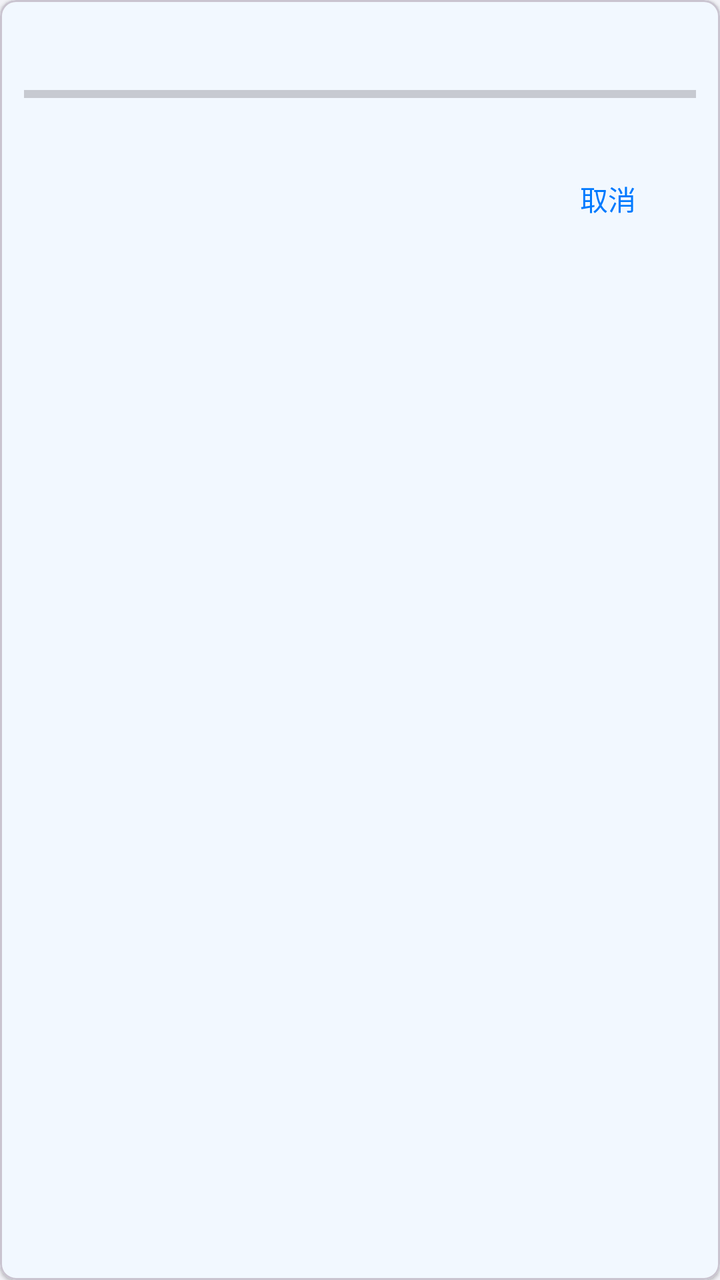
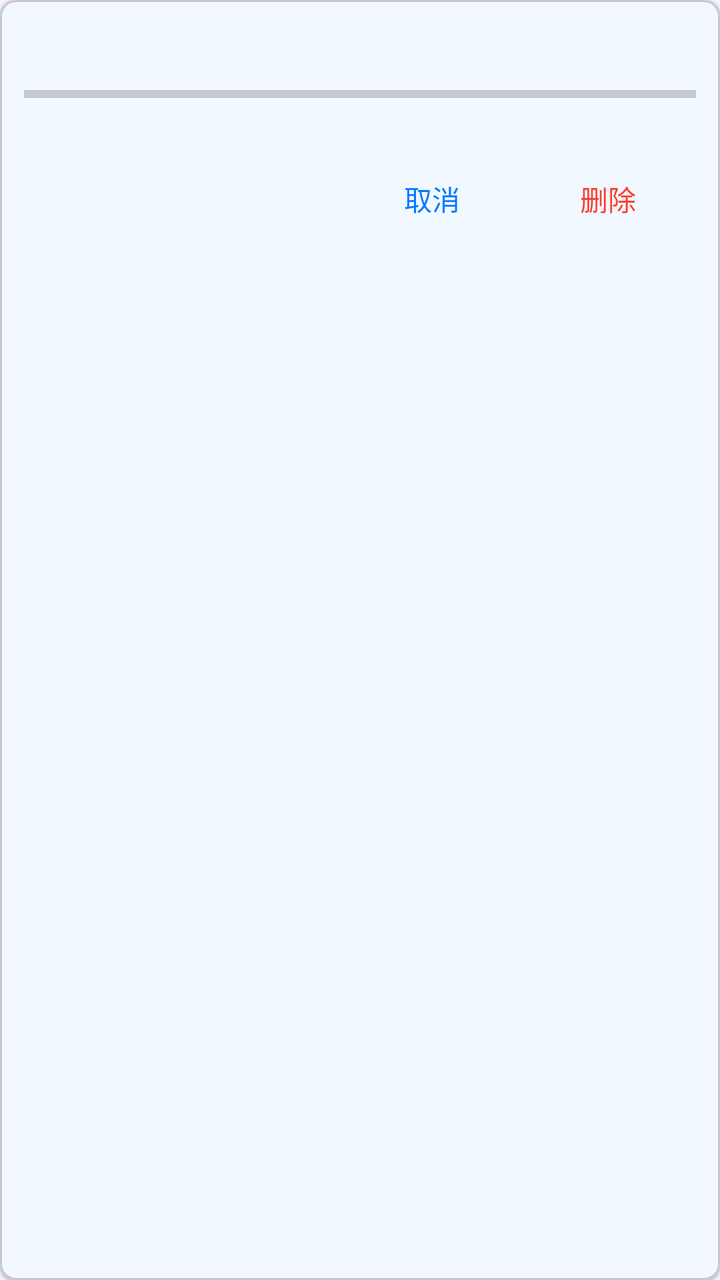

The first picture is an Android layout as it rendered before a commit; the second is the same layout after the commit. The layout source and the unified diff follow.
<!-- AndroidManifest.xml: application theme Theme.YuLink -->
<!-- res/layout/item_transfer.xml -->
<?xml version="1.0" encoding="utf-8"?>
<com.google.android.material.card.MaterialCardView xmlns:android="http://schemas.android.com/apk/res/android"
    xmlns:app="http://schemas.android.com/apk/res-auto"
    android:layout_width="match_parent"
    android:layout_height="wrap_content"
    android:layout_margin="4dp"
    app:cardCornerRadius="8dp"
    app:cardElevation="1dp">

    <androidx.constraintlayout.widget.ConstraintLayout
        android:layout_width="match_parent"
        android:layout_height="wrap_content"
        android:padding="12dp">

        <ImageView
            android:id="@+id/iv_direction"
            android:layout_width="24dp"
            android:layout_height="24dp"
            android:contentDescription="@string/upload"
            app:layout_constraintStart_toStartOf="parent"
            app:layout_constraintTop_toTopOf="parent" />

        <TextView
            android:id="@+id/tv_file_name"
            android:layout_width="0dp"
            android:layout_height="wrap_content"
            android:layout_marginStart="8dp"
            android:ellipsize="middle"
            android:maxLines="1"
            android:textAppearance="?attr/textAppearanceBodyMedium"
            app:layout_constraintEnd_toStartOf="@id/tv_status"
            app:layout_constraintStart_toEndOf="@id/iv_direction"
            app:layout_constraintTop_toTopOf="parent" />

        <TextView
            android:id="@+id/tv_status"
            android:layout_width="wrap_content"
            android:layout_height="wrap_content"
            android:textAppearance="?attr/textAppearanceLabelSmall"
            app:layout_constraintEnd_toEndOf="parent"
            app:layout_constraintTop_toTopOf="parent" />

        <ProgressBar
            android:id="@+id/progress_bar"
            style="?android:attr/progressBarStyleHorizontal"
            android:layout_width="0dp"
            android:layout_height="wrap_content"
            android:layout_marginTop="8dp"
            android:max="100"
            app:layout_constraintEnd_toEndOf="parent"
            app:layout_constraintStart_toStartOf="parent"
            app:layout_constraintTop_toBottomOf="@id/tv_file_name" />

        <TextView
            android:id="@+id/tv_progress"
            android:layout_width="wrap_content"
            android:layout_height="wrap_content"
            android:layout_marginTop="4dp"
            android:textAppearance="?attr/textAppearanceBodySmall"
            android:textColor="?attr/colorOnSurfaceVariant"
            app:layout_constraintStart_toStartOf="parent"
            app:layout_constraintTop_toBottomOf="@id/progress_bar" />

        <TextView
            android:id="@+id/tv_speed"
            android:layout_width="wrap_content"
            android:layout_height="wrap_content"
            android:layout_marginTop="4dp"
            android:textAppearance="?attr/textAppearanceBodySmall"
            android:textColor="?attr/colorOnSurfaceVariant"
            app:layout_constraintEnd_toEndOf="parent"
            app:layout_constraintTop_toBottomOf="@id/progress_bar" />

        <com.google.android.material.button.MaterialButton
            android:id="@+id/btn_cancel"
            style="@style/Widget.Material3.Button.TextButton"
            android:layout_width="wrap_content"
            android:layout_height="wrap_content"
            android:text="@string/cancel"
            app:layout_constraintBottom_toBottomOf="parent"
            app:layout_constraintEnd_toEndOf="parent"
            app:layout_constraintTop_toBottomOf="@id/tv_progress" />

    </androidx.constraintlayout.widget.ConstraintLayout>
</com.google.android.material.card.MaterialCardView>
<!-- resources referenced by this layout -->
<resources>
  <string name="cancel">取消</string>
  <string name="upload">上传</string>
  <style name="Theme.YuLink" parent="Theme.Material3.Light.NoActionBar">
          
          <item name="colorPrimary">@color/primary</item>
          <item name="colorPrimaryVariant">@color/primary_variant</item>
          <item name="colorOnPrimary">@color/on_primary</item>
  
          
          <item name="colorSecondary">@color/secondary</item>
          <item name="colorSecondaryVariant">@color/secondary_variant</item>
          <item name="colorOnSecondary">@color/on_secondary</item>
  
          
          <item name="android:colorBackground">@color/background</item>
          <item name="colorSurface">@color/surface</item>
          <item name="colorError">@color/error</item>
          <item name="colorOnBackground">@color/on_background</item>
          <item name="colorOnSurface">@color/on_surface</item>
          <item name="colorOnError">@color/on_error</item>
      </style>
  <color name="primary">#007AFF</color>
  <color name="primary_variant">#0056CC</color>
  <color name="on_primary">#FFFFFF</color>
  <color name="secondary">#5856D6</color>
  <color name="secondary_variant">#4240B0</color>
  <color name="on_secondary">#FFFFFF</color>
  <color name="background">#F2F2F7</color>
  <color name="surface">#FFFFFF</color>
  <color name="error">#FF3B30</color>
  <color name="on_background">#1C1C1E</color>
  <color name="on_surface">#1C1C1E</color>
  <color name="on_error">#FFFFFF</color>
</resources>

<!-- the commit's change to res/layout/item_transfer.xml (unified diff, before → after) -->
@@ -78,6 +78,17 @@
             android:layout_height="wrap_content"
             android:text="@string/cancel"
             app:layout_constraintBottom_toBottomOf="parent"
+            app:layout_constraintEnd_toStartOf="@id/btn_delete"
+            app:layout_constraintTop_toBottomOf="@id/tv_progress" />
+
+        <com.google.android.material.button.MaterialButton
+            android:id="@+id/btn_delete"
+            style="@style/Widget.Material3.Button.TextButton"
+            android:layout_width="wrap_content"
+            android:layout_height="wrap_content"
+            android:text="@string/delete"
+            android:textColor="@color/error"
+            app:layout_constraintBottom_toBottomOf="parent"
             app:layout_constraintEnd_toEndOf="parent"
             app:layout_constraintTop_toBottomOf="@id/tv_progress" />
 
<!-- resource entries referenced after the edit -->
@@ -1,6 +1,8 @@
 <!-- resources referenced by this layout -->
 <resources>
+  <color name="error">#FF3B30</color>
   <string name="cancel">取消</string>
+  <string name="delete">删除</string>
   <string name="upload">上传</string>
   <style name="Theme.YuLink" parent="Theme.Material3.Light.NoActionBar">
           
@@ -29,7 +31,6 @@
   <color name="on_secondary">#FFFFFF</color>
   <color name="background">#F2F2F7</color>
   <color name="surface">#FFFFFF</color>
-  <color name="error">#FF3B30</color>
   <color name="on_background">#1C1C1E</color>
   <color name="on_surface">#1C1C1E</color>
   <color name="on_error">#FFFFFF</color>
